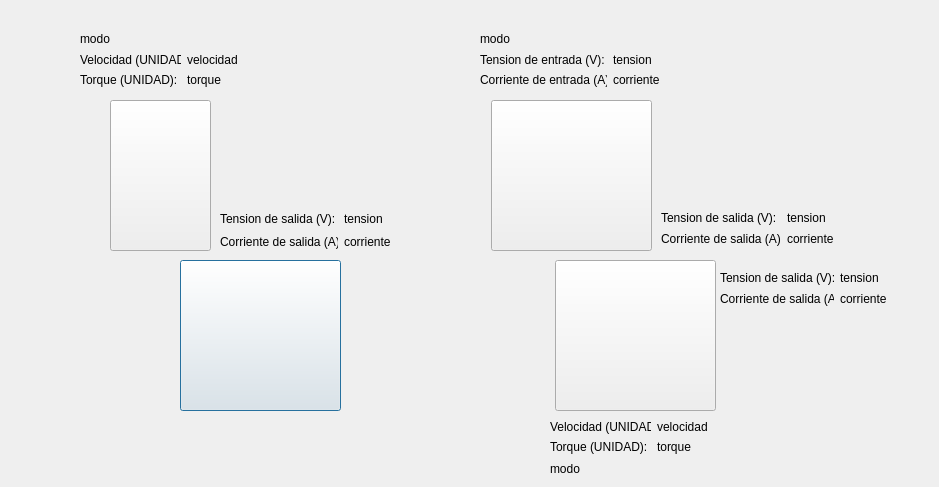
Qt form estadored.ui (arukagiri/interfazLAC) before a commit.
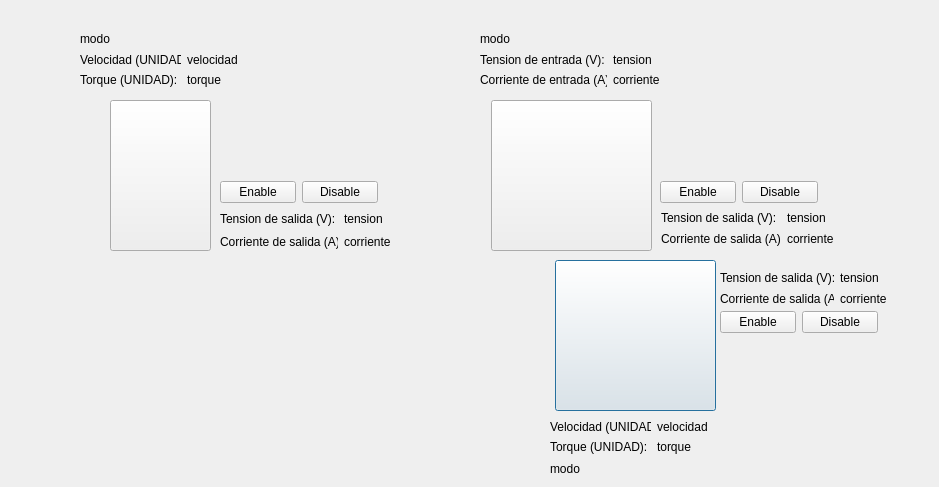
The same form after that commit. Icons and pictures are not drawn.

Commit message: Agregado de botones enable, disable y shutdown

The edit to the form file:
```diff
--- a/estadored.ui
+++ b/estadored.ui
@@ -13,29 +13,6 @@
   <property name="windowTitle">
    <string>Dialog</string>
   </property>
-  <widget class="QPushButton" name="button_pc">
-   <property name="geometry">
-    <rect>
-     <x>180</x>
-     <y>260</y>
-     <width>161</width>
-     <height>151</height>
-    </rect>
-   </property>
-   <property name="text">
-    <string/>
-   </property>
-   <property name="icon">
-    <iconset resource="imagenes.qrc">
-     <normaloff>:/Imagenes/PC.png</normaloff>:/Imagenes/PC.png</iconset>
-   </property>
-   <property name="iconSize">
-    <size>
-     <width>170</width>
-     <height>170</height>
-    </size>
-   </property>
-  </widget>
   <widget class="QPushButton" name="button_vol">
    <property name="geometry">
     <rect>
@@ -511,6 +488,84 @@
     </item>
    </layout>
   </widget>
+  <widget class="QWidget" name="layoutWidget_3">
+   <property name="geometry">
+    <rect>
+     <x>220</x>
+     <y>180</y>
+     <width>158</width>
+     <height>25</height>
+    </rect>
+   </property>
+   <layout class="QHBoxLayout" name="horizontalLayout_12">
+    <item>
+     <widget class="QPushButton" name="pushButton_gen_enable">
+      <property name="text">
+       <string>Enable</string>
+      </property>
+     </widget>
+    </item>
+    <item>
+     <widget class="QPushButton" name="pushButton_gen_disable">
+      <property name="text">
+       <string>Disable</string>
+      </property>
+     </widget>
+    </item>
+   </layout>
+  </widget>
+  <widget class="QWidget" name="layoutWidget_4">
+   <property name="geometry">
+    <rect>
+     <x>660</x>
+     <y>180</y>
+     <width>158</width>
+     <height>25</height>
+    </rect>
+   </property>
+   <layout class="QHBoxLayout" name="horizontalLayout_13">
+    <item>
+     <widget class="QPushButton" name="pushButton_boost_enable">
+      <property name="text">
+       <string>Enable</string>
+      </property>
+     </widget>
+    </item>
+    <item>
+     <widget class="QPushButton" name="pushButton_boost_disable">
+      <property name="text">
+       <string>Disable</string>
+      </property>
+     </widget>
+    </item>
+   </layout>
+  </widget>
+  <widget class="QWidget" name="layoutWidget_5">
+   <property name="geometry">
+    <rect>
+     <x>720</x>
+     <y>310</y>
+     <width>158</width>
+     <height>25</height>
+    </rect>
+   </property>
+   <layout class="QHBoxLayout" name="horizontalLayout_14">
+    <item>
+     <widget class="QPushButton" name="pushButton_vol_enable">
+      <property name="text">
+       <string>Enable</string>
+      </property>
+     </widget>
+    </item>
+    <item>
+     <widget class="QPushButton" name="pushButton_vol_disable">
+      <property name="text">
+       <string>Disable</string>
+      </property>
+     </widget>
+    </item>
+   </layout>
+  </widget>
  </widget>
  <resources>
   <include location="imagenes.qrc"/>
```
The commit also changes 18 other files.
